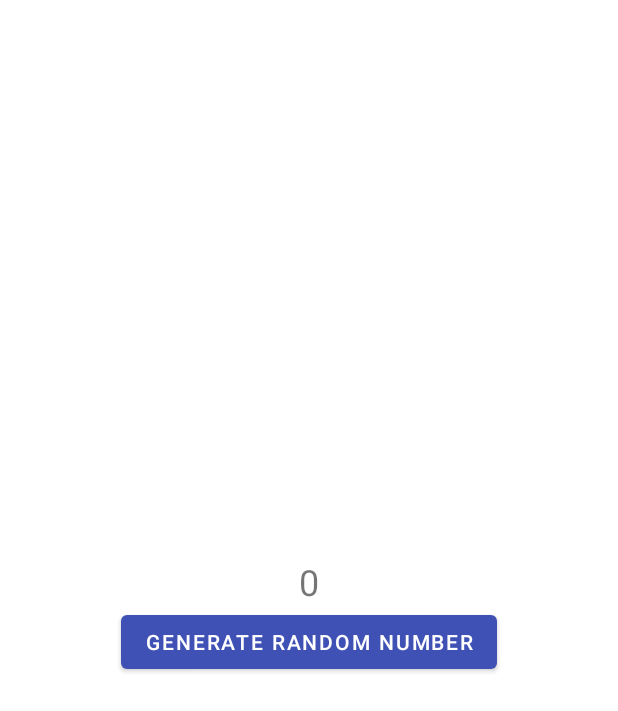
After one commit to Gabor-Katona/MOBV-app, an Android app: the layout fragment_number.xml on its own in the app's theme, with its tools: preview values and no code run, on a phone screen of 412 x 824 dp. The commit adds this screen. Shown: the top 711 px of the screen. Run offline under Robolectric (Android 15) with nearby library versions, the phone set to English and light mode, and no system bars.

Commit message:
generate random numbers with coroutines

```diff
--- /dev/null
+++ b/app/src/main/res/layout/fragment_number.xml
@@ -0,0 +1,22 @@
+<?xml version="1.0" encoding="utf-8"?>
+<LinearLayout xmlns:android="http://schemas.android.com/apk/res/android"
+    android:layout_width="match_parent"
+    android:layout_height="match_parent"
+    android:orientation="vertical"
+    android:padding="16dp"
+    android:gravity="center">
+
+    <TextView
+        android:id="@+id/textViewNumber"
+        android:layout_width="wrap_content"
+        android:layout_height="wrap_content"
+        android:textSize="24sp"
+        android:text="0" />
+
+    <Button
+        android:id="@+id/buttonGenerate"
+        android:layout_width="wrap_content"
+        android:layout_height="wrap_content"
+        android:text="Generate Random Number" />
+
+</LinearLayout>
```
Also changed, not shown: app/src/main/java/eu/mcomputing/mobv/zadanie/NumberFragment.kt (added, +30 -0 lines), app/src/main/java/eu/mcomputing/mobv/zadanie/NumberViewModel.kt (added, +26 -0 lines), app/src/main/res/navigation/nav_graph.xml (+7 -1 lines).
